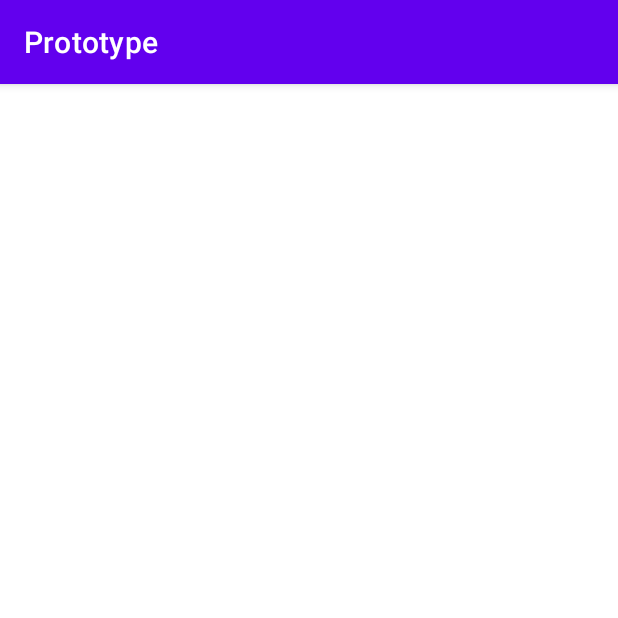
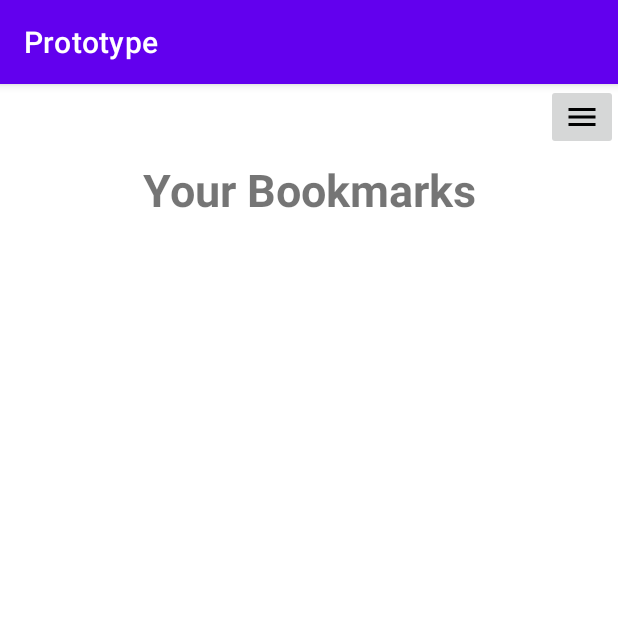
Before and after one commit to TUJesse/AudiobookApplicationPrototype, an Android app: the BookmarkPage screen opened directly, with no data from a screen before it, on a phone screen of 412 x 824 dp, the top half of it. Run offline under Robolectric (Android 15) with nearby library versions, the phone set to English and light mode, and no system bars; our stand-ins replace Firebase (no records; nobody signed in at launch, a user with empty details on screens opened directly); libraries missing offline, so code that uses them is left out: org.checkerframework.checker.

Commit message:
Bookmark page displays bookmarks saved in firebase.

```diff
--- a/app/build.gradle
+++ b/app/build.gradle
@@ -36,6 +36,7 @@ dependencies {
     implementation 'androidx.constraintlayout:constraintlayout:2.1.4'
     implementation 'com.google.firebase:firebase-auth:21.1.0'
     implementation 'com.google.firebase:firebase-firestore:24.4.1'
+    implementation 'com.firebaseui:firebase-ui-firestore:8.0.2'
     testImplementation 'junit:junit:4.13.2'
     androidTestImplementation 'androidx.test.ext:junit:1.1.3'
     androidTestImplementation 'androidx.test.espresso:espresso-core:3.4.0'
--- a/app/src/main/java/com/example/prototype/BookmarkPage.java
+++ b/app/src/main/java/com/example/prototype/BookmarkPage.java
@@ -1,14 +1,67 @@
 package com.example.prototype;
 
 import androidx.appcompat.app.AppCompatActivity;
+import androidx.recyclerview.widget.LinearLayoutManager;
+import androidx.recyclerview.widget.RecyclerView;
 
 import android.os.Bundle;
+import android.view.View;
+import android.widget.ImageButton;
+
+import com.firebase.ui.firestore.FirestoreRecyclerOptions;
+import com.google.firebase.firestore.Query;
 
 public class BookmarkPage extends AppCompatActivity {
+    ImageButton menuBtn;
+    RecyclerView recyclerView;
+    BookmarkAdapter bookmarkAdapter;
 
     @Override
     protected void onCreate(Bundle savedInstanceState) {
         super.onCreate(savedInstanceState);
         setContentView(R.layout.activity_bookmark_page);
+
+        menuBtn = (ImageButton)this.findViewById(R.id.menuButton);
+        recyclerView = (RecyclerView)this.findViewById(R.id.recycler_view);
+
+        setRecyclerView();
+
+        menuBtn.setOnClickListener(new View.OnClickListener() {
+            @Override
+            public void onClick(View view) {
+                showMenu();
+                //setRecyclerView();
+            }
+        });
+    }
+
+    private void showMenu(){
+
+    }
+
+    private void setRecyclerView(){
+        Query query = Utility.getCollectionReferenceForBookmarks().orderBy("timestamp", Query.Direction.DESCENDING);
+        FirestoreRecyclerOptions<Bookmark> options = new FirestoreRecyclerOptions.Builder<Bookmark>().setQuery(query,Bookmark.class).build();
+        recyclerView.setLayoutManager(new LinearLayoutManager(this));
+        bookmarkAdapter = new BookmarkAdapter(options,this);
+        recyclerView.setAdapter(bookmarkAdapter);
+    }
+
+    @Override
+    protected void onStart(){
+        super.onStart();
+        bookmarkAdapter.startListening();
+    }
+
+    @Override
+    protected void onStop(){
+        super.onStop();
+        bookmarkAdapter.stopListening();
+    }
+
+    @Override
+    protected void onResume(){
+        super.onResume();
+        bookmarkAdapter.notifyDataSetChanged();
     }
 }
--- /dev/null
+++ b/app/src/main/res/drawable/ic_baseline_menu_24.xml
@@ -0,0 +1,5 @@
+<vector android:height="24dp" android:tint="#000000"
+    android:viewportHeight="24" android:viewportWidth="24"
+    android:width="24dp" xmlns:android="http://schemas.android.com/apk/res/android">
+    <path android:fillColor="@android:color/white" android:pathData="M3,18h18v-2L3,16v2zM3,13h18v-2L3,11v2zM3,6v2h18L21,6L3,6z"/>
+</vector>
--- a/app/src/main/res/layout/activity_bookmark_page.xml
+++ b/app/src/main/res/layout/activity_bookmark_page.xml
@@ -1,9 +1,40 @@
 <?xml version="1.0" encoding="utf-8"?>
-<androidx.constraintlayout.widget.ConstraintLayout xmlns:android="http://schemas.android.com/apk/res/android"
+<RelativeLayout xmlns:android="http://schemas.android.com/apk/res/android"
     xmlns:app="http://schemas.android.com/apk/res-auto"
     xmlns:tools="http://schemas.android.com/tools"
     android:layout_width="match_parent"
     android:layout_height="match_parent"
     tools:context=".BookmarkPage">
 
-</androidx.constraintlayout.widget.ConstraintLayout>
+
+    <TextView
+        android:id="@+id/mainMenuTitle"
+        android:layout_width="match_parent"
+        android:layout_height="wrap_content"
+        android:layout_marginStart="50dp"
+        android:layout_marginTop="50dp"
+        android:layout_marginEnd="50dp"
+        android:layout_marginBottom="50dp"
+        android:gravity="center"
+        android:text="Your Bookmarks"
+        android:textSize="30sp"
+        android:textStyle="bold" />
+
+    <ImageButton
+        android:id="@+id/menuButton"
+        android:layout_width="wrap_content"
+        android:layout_height="wrap_content"
+        android:layout_alignParentRight="true"
+        app:srcCompat="@drawable/ic_baseline_menu_24" />
+
+    <androidx.recyclerview.widget.RecyclerView
+        android:layout_width="match_parent"
+        android:layout_height="match_parent"
+        android:id="@+id/recycler_view"
+        android:layout_below="@+id/mainMenuTitle">
+
+
+    </androidx.recyclerview.widget.RecyclerView>
+
+
+</RelativeLayout>
```
Also changed, not shown: app/src/main/java/com/example/prototype/BookmarkAdapter.java (added, +58 -0 lines), app/src/main/java/com/example/prototype/MainMenu.java (+36 -0 lines), app/src/main/java/com/example/prototype/Utility.java (+7 -0 lines), app/src/main/res/layout/activity_main_menu.xml (+32 -0 lines), app/src/main/res/layout/recycler_bookmark_item.xml (added, +38 -0 lines).
